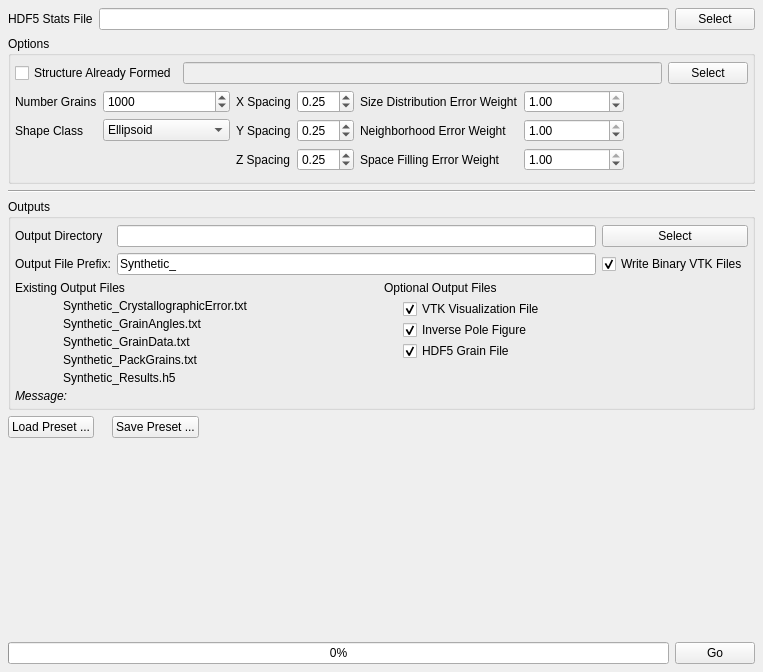
The window that Source/AIM/GUI/UI_Files/GrainGeneratorWidget.ui (BlueQuartzSoftware/DREAM3D) describes before a commit, drawn with Qt 5.
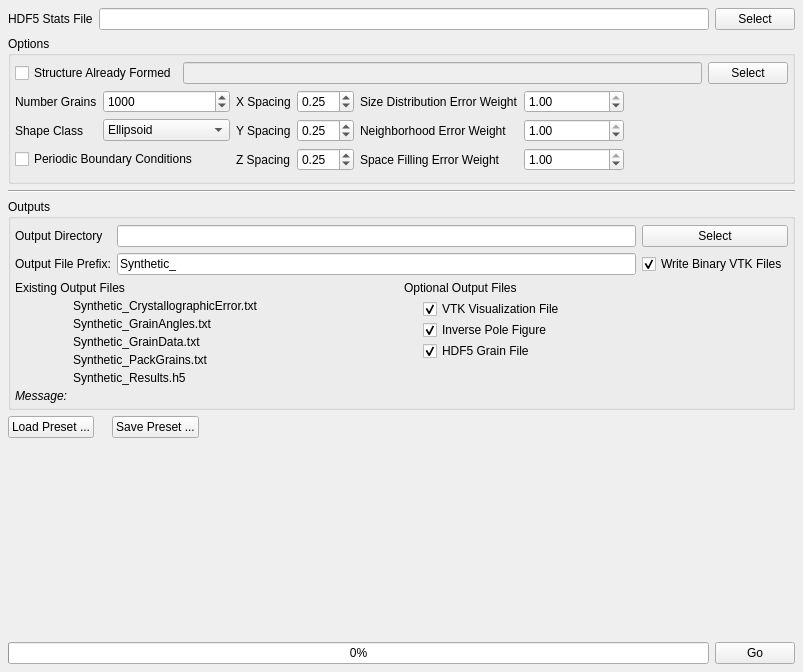
The same window after the commit. Icons and pictures are not drawn.

Commit message: Adding a GUI element for 'Periodic Boundary Conditions' to the Grain Generator Tab and flowing the selection down to the GrainGenerator object

Diff of the .ui file:
```diff
--- a/Source/AIM/GUI/UI_Files/GrainGeneratorWidget.ui
+++ b/Source/AIM/GUI/UI_Files/GrainGeneratorWidget.ui
@@ -6,7 +6,7 @@
    <rect>
     <x>0</x>
     <y>0</y>
-    <width>763</width>
+    <width>803</width>
     <height>672</height>
    </rect>
   </property>
@@ -277,6 +277,13 @@
           </property>
          </widget>
         </item>
+        <item row="2" column="0" colspan="2">
+         <widget class="QCheckBox" name="m_PeriodicBoundaryConditions">
+          <property name="text">
+           <string>Periodic Boundary Conditions</string>
+          </property>
+         </widget>
+        </item>
        </layout>
       </item>
      </layout>
```
The commit also changes 3 other files.
